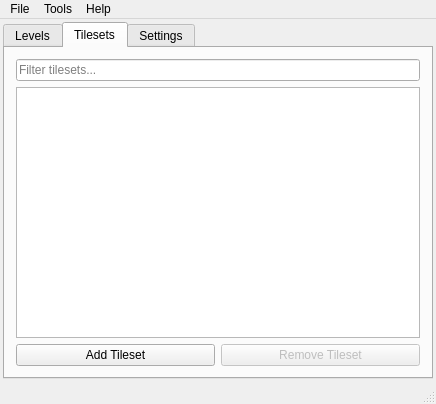
Old version of the form mainwindow.ui in the repository ExplosBlue/CoinKiller.
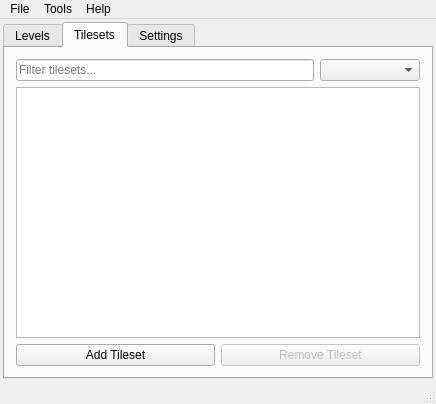
New version of the form. The open tabs and pages were chosen to show the change.

Commit message: Add filter button to main window tilesets tab

```diff
--- a/mainwindow.ui
+++ b/mainwindow.ui
@@ -113,6 +113,8 @@
        </attribute>
        <layout class="QVBoxLayout" name="verticalLayout_3">
         <item>
+         <layout class="QHBoxLayout" name="tilesetFilterLayout">
+          <item>
          <widget class="QLineEdit" name="tilesetFilterEdit">
           <property name="placeholderText">
            <string>Filter tilesets...</string>
@@ -121,6 +123,18 @@
            <bool>true</bool>
           </property>
          </widget>
+          </item>
+          <item>
+           <widget class="QComboBox" name="tilesetGroupCombo">
+            <property name="minimumSize">
+             <size>
+              <width>100</width>
+              <height>0</height>
+             </size>
+            </property>
+           </widget>
+          </item>
+         </layout>
         </item>
         <item>
          <widget class="QTreeView" name="tilesetList">
```
Lines whose indentation alone changed are shown as unchanged. The commit also changes 5 other files.
